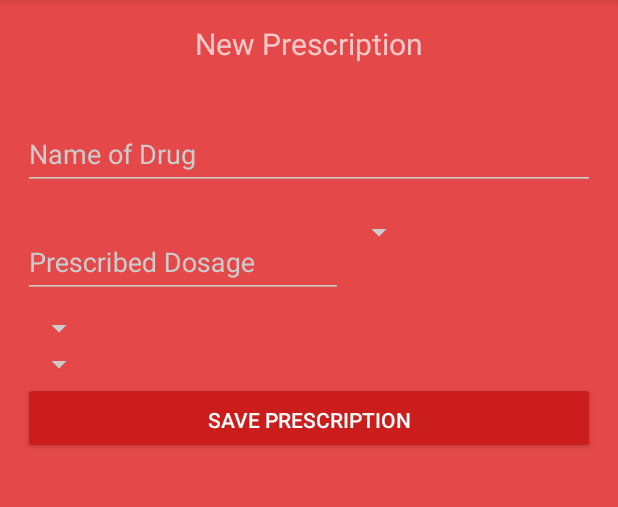
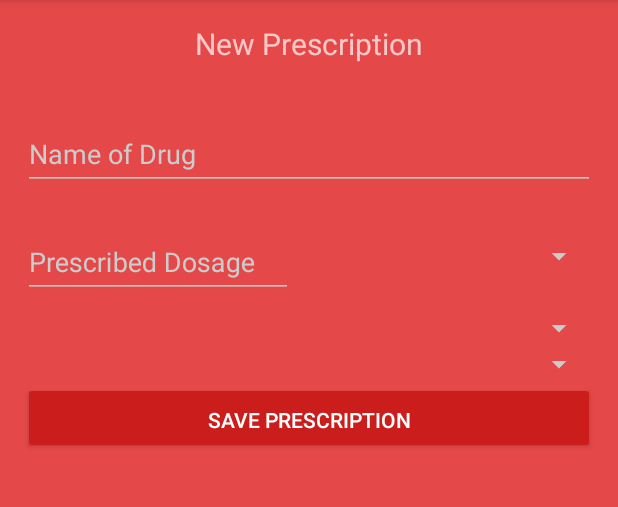
Before and after one commit to arashifunsho/MedsTrackr, an Android app: the fragment fragment_add_prescription placed in its activity, on a phone screen of 412 x 824 dp, the part 84-591 px from its top. Run offline under Robolectric (Android 15) with nearby library versions, the phone set to English and light mode, and no system bars; our stand-ins replace ButterKnife; libraries missing offline, so code that uses them is left out: fr.ganfra.materialspinner; plain views replace MaterialSpinner; 4 statements that could not run were skipped.

```diff
--- a/app/src/main/res/layout/add_prescription_fragment.xml
+++ b/app/src/main/res/layout/add_prescription_fragment.xml
@@ -75,16 +75,16 @@
                     android:layout_height="wrap_content">
 
                         <android.support.design.widget.TextInputLayout
-                            android:layout_width="wrap_content"
+                            android:layout_width="180dp"
                             android:layout_height="wrap_content"
                             android:layout_marginTop="8dp"
                             android:layout_marginBottom="8dp"
                             android:id="@+id/view">
                         <EditText
                             android:id="@+id/drug_dosage"
-                            android:layout_width="match_parent"
+                            android:layout_width="wrap_content"
                             android:layout_height="wrap_content"
-                            android:inputType="textCapWords"
+                            android:inputType="number"
                             android:ems="10"
                             android:hint="@string/drug_dosage"
                             />
@@ -102,16 +102,18 @@
                             app:ms_thickness="2dp"
                             app:ms_arrowSize="16dp"
                             app:ms_alignLabels="false"
+                            android:layout_toRightOf="@+id/view"
+                            android:layout_alignParentRight="true"
+                            android:layout_alignParentEnd="true"
                             android:layout_alignTop="@+id/view"
-                            android:layout_toRightOf="@+id/view"
-                            android:layout_toEndOf="@+id/view"/>
+                            android:layout_alignBottom="@+id/view"/>
 
                 </RelativeLayout>
 
 
                 <fr.ganfra.materialspinner.MaterialSpinner
                     android:id="@+id/drug_usage_interval"
-                    android:layout_width="wrap_content"
+                    android:layout_width="match_parent"
                     android:layout_height="wrap_content"
                     app:ms_multiline="false"
                     app:ms_enableFloatingLabel="true"
@@ -125,7 +127,7 @@
 
                 <fr.ganfra.materialspinner.MaterialSpinner
                     android:id="@+id/drug_duration"
-                    android:layout_width="wrap_content"
+                    android:layout_width="match_parent"
                     android:layout_height="wrap_content"
                     app:ms_multiline="false"
                     app:ms_enableFloatingLabel="true"
```
